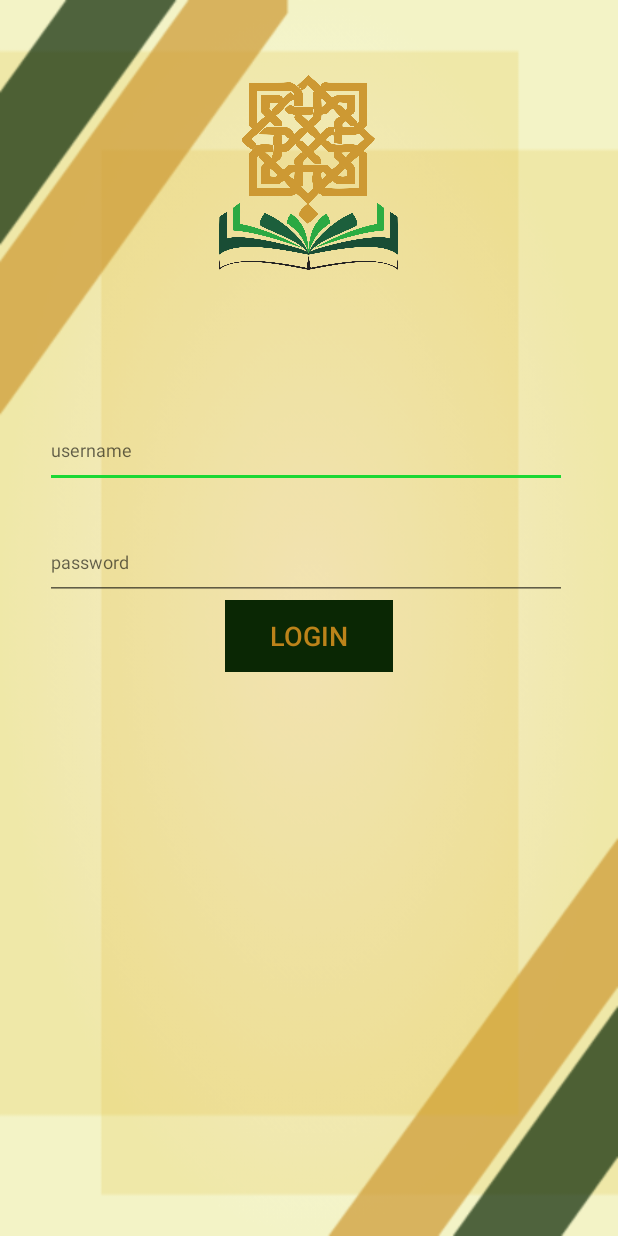
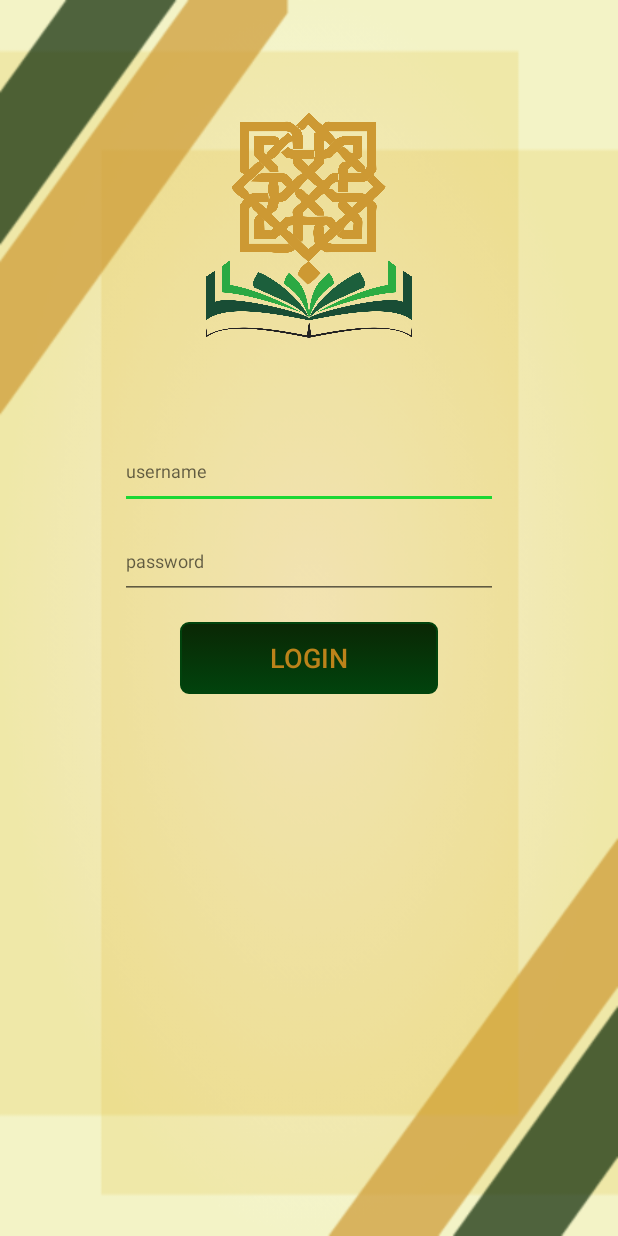
Before and after one commit to RPL5/Elearning5, an Android app: the screen it shows after launch (LoginActivity), on a phone screen of 412 x 824 dp. Run offline under Robolectric (Android 15) with nearby library versions, the phone set to English and light mode, and no system bars.

Commit message:
edit login dikit aj

```diff
--- /dev/null
+++ b/app/src/main/res/drawable/mybutton.xml
@@ -0,0 +1,24 @@
+<?xml version="1.0" encoding="utf-8"?>
+<selector xmlns:android="http://schemas.android.com/apk/res/android" >
+    <item android:state_pressed="true" >
+        <shape android:shape="rectangle"  >
+            <corners android:radius="5dip" />
+            <stroke android:width="1dip" android:color="#01430d" />
+            <gradient android:angle="-90" android:startColor="@color/WarnaIjoUIN" android:endColor="#01430d"  />
+        </shape>
+    </item>
+    <item android:state_focused="true">
+        <shape android:shape="rectangle"  >
+            <corners android:radius="5dip" />
+            <stroke android:width="1dip" android:color="@color/WarnaIjoUIN" />
+            <solid android:color="#01430d"/>
+        </shape>
+    </item>
+    <item >
+        <shape android:shape="rectangle"  >
+            <corners android:radius="5dip" />
+            <stroke android:width="1dip" android:color="#01430d" />
+            <gradient android:angle="-90" android:startColor="@color/WarnaIjoUIN" android:endColor="#01430d" />
+        </shape>
+    </item>
+</selector>
--- a/app/src/main/res/drawable/splash_bg.xml
+++ b/app/src/main/res/drawable/splash_bg.xml
@@ -1,7 +1,7 @@
 
 <layer-list xmlns:android="http://schemas.android.com/apk/res/android">
 
-    <item android:drawable="@drawable/cek"/>
+    <item android:drawable="@drawable/backsplash"/>
 
 
 
--- a/app/src/main/res/layout/activity_login.xml
+++ b/app/src/main/res/layout/activity_login.xml
@@ -1,7 +1,9 @@
 <?xml version="1.0" encoding="utf-8"?>
-<RelativeLayout xmlns:android="http://schemas.android.com/apk/res/android"
+<LinearLayout xmlns:android="http://schemas.android.com/apk/res/android"
     xmlns:tools="http://schemas.android.com/tools"
+    xmlns:app="http://schemas.android.com/apk/res-auto"
     android:id="@+id/activity_main"
+    android:orientation="vertical"
     android:layout_width="match_parent"
     android:layout_height="match_parent"
     android:background="@drawable/backlogin"
@@ -9,17 +11,16 @@
 
     <ImageView
         android:id="@+id/logoLogin"
-        android:layout_width="130dp"
-        android:layout_height="130dp"
-        android:layout_marginTop="50dp"
-        android:layout_alignParentTop="true"
-        android:layout_centerHorizontal="true"
+        android:layout_width="wrap_content"
+        android:layout_height="150dp"
+        android:layout_marginTop="75dp"
         android:layout_marginRight="115dp"
-        android:layout_marginLeft="117dp"
+        android:layout_marginLeft="115dp"
+        android:layout_marginBottom="5dp"
         android:src="@drawable/logo"
-        android:layout_marginEnd="115dp"
+        android:layout_gravity="bottom"
         android:contentDescription="@string/app_name"
-        android:layout_marginStart="117dp" />
+         />
 
     <TextView
         android:layout_width="wrap_content"
@@ -29,49 +30,39 @@
         tools:text="Suka Learning"
         tools:textSize="30sp"
         tools:textColor="@android:color/black"
-        android:layout_alignParentTop="true"
-        android:layout_centerHorizontal="true"
-        android:layout_marginTop="190dp"
+        android:layout_marginTop="10dp"
         android:layout_marginRight="90dp"
         android:layout_marginLeft="90dp"/>
     <TextView
-        android:layout_width="175dp"
+        android:layout_width="wrap_content"
         android:layout_height="wrap_content"
         android:textAlignment="center"
         tools:text="Please enter your username and password corectly!"
         tools:textColor="@android:color/black"
-        android:layout_marginTop="240dp"
+        android:layout_marginTop="5dp"
         android:layout_marginRight="92.5dp"
         android:layout_marginLeft="92.5dp"/>
 
     <EditText
         android:id="@+id/edittext1"
-        android:layout_width="320dp"
+        android:layout_width="match_parent"
         android:layout_height="50dp"
-        android:layout_alignParentStart="true"
-        android:layout_alignParentLeft="true"
-        android:layout_alignParentEnd="true"
-        android:layout_alignParentRight="true"
-        android:layout_marginStart="30dp"
-        android:layout_marginLeft="30dp"
-        android:layout_marginTop="275dp"
-        android:layout_marginEnd="34dp"
-        android:layout_marginRight="34dp"
+
+        android:layout_marginLeft="80dp"
+        android:layout_marginTop="10dp"
+
+        android:layout_marginRight="80dp"
         android:hint="username" />
 
     <EditText
         android:id="@+id/edittext2"
-        android:layout_width="320dp"
+        android:layout_width="match_parent"
         android:layout_height="50dp"
-        android:layout_alignParentStart="true"
-        android:layout_alignParentLeft="true"
-        android:layout_alignParentEnd="true"
-        android:layout_alignParentRight="true"
-        android:layout_marginStart="30dp"
-        android:layout_marginLeft="30dp"
-        android:layout_marginTop="350dp"
-        android:layout_marginEnd="34dp"
-        android:layout_marginRight="34dp"
+
+        android:layout_marginLeft="80dp"
+        android:layout_marginTop="10dp"
+
+        android:layout_marginRight="80dp"
         android:hint="password"
         android:inputType="textPassword" />
 
@@ -82,11 +73,13 @@
         android:text="login"
         android:textSize="18sp"
         android:textColor="@color/colorPrimary"
-        android:layout_marginTop="400dp"
-        android:layout_marginRight="150dp"
-        android:layout_marginLeft="150dp"
-        android:background="@color/WarnaIjoUIN"
+        android:layout_marginTop="15dp"
+        android:layout_marginRight="120dp"
+        android:layout_marginLeft="120dp"
+        android:layout_marginBottom="60dp"
+        android:background="@drawable/mybutton"
+
         android:onClick="LOGIN"
         />
 
-</RelativeLayout>
+</LinearLayout>
--- a/app/src/main/res/layout/content_nav_drawer.xml
+++ b/app/src/main/res/layout/content_nav_drawer.xml
@@ -1,16 +1,23 @@
 <?xml version="1.0" encoding="utf-8"?>
-<android.support.constraint.ConstraintLayout xmlns:android="http://schemas.android.com/apk/res/android"
+<LinearLayout xmlns:android="http://schemas.android.com/apk/res/android"
     xmlns:app="http://schemas.android.com/apk/res-auto"
     xmlns:tools="http://schemas.android.com/tools"
     android:layout_width="match_parent"
     android:layout_height="match_parent"
     app:layout_behavior="@string/appbar_scrolling_view_behavior"
     tools:context=".view.NavDrawer"
+    android:orientation="vertical"
     tools:showIn="@layout/app_bar_nav_drawer">
 
     <android.support.v7.widget.RecyclerView
         android:id="@+id/rv_home_activity"
         android:layout_width="match_parent"
-        android:layout_height="match_parent"/>
+        android:layout_height="wrap_content"/>
 
-</android.support.constraint.ConstraintLayout>
+    <TextView
+        android:layout_width="match_parent"
+        android:layout_height="wrap_content"
+        android:text="ini sisnya conten gaes"
+        android:textSize="40dp"/>
+
+</LinearLayout>
```
Also changed, not shown: 1 other file.
